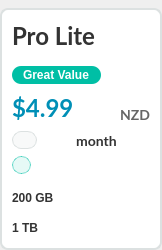
Old version of the form src/MEGASync/gui/win/PlanWidget.ui in the repository meganz/MEGAsync.
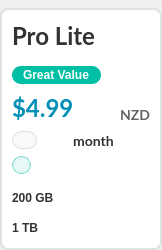
New version of the form. Icons and pictures are not drawn.

Commit message: Reduce spacing to accomodate large strings

Diff of the .ui file:
```diff
--- a/src/MEGASync/gui/win/PlanWidget.ui
+++ b/src/MEGASync/gui/win/PlanWidget.ui
@@ -523,6 +523,9 @@
                </size>
               </property>
               <layout class="QHBoxLayout" name="horizontalLayout_7">
+               <property name="spacing">
+                <number>0</number>
+               </property>
                <property name="leftMargin">
                 <number>0</number>
                </property>
```
The commit also changes 2 other files.
